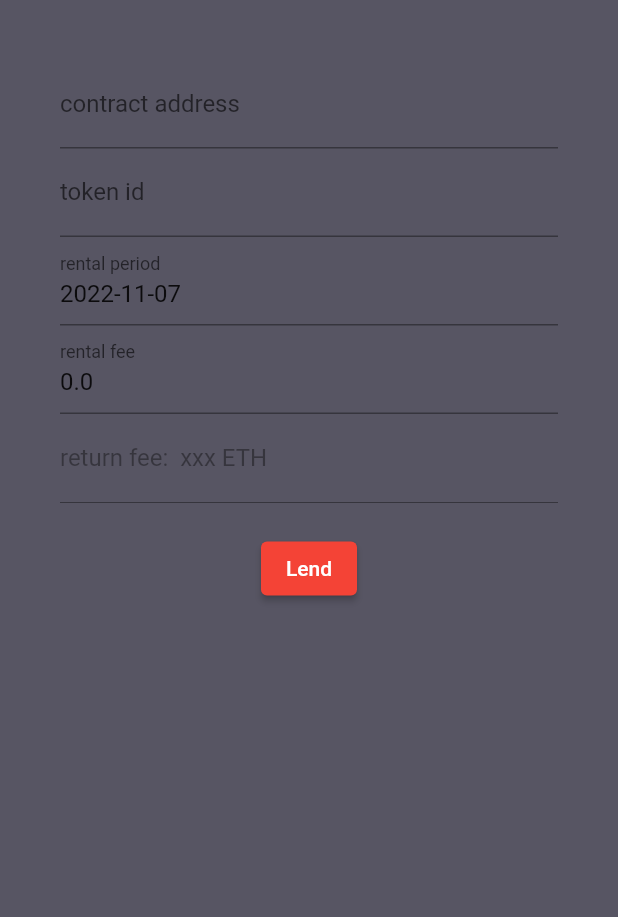
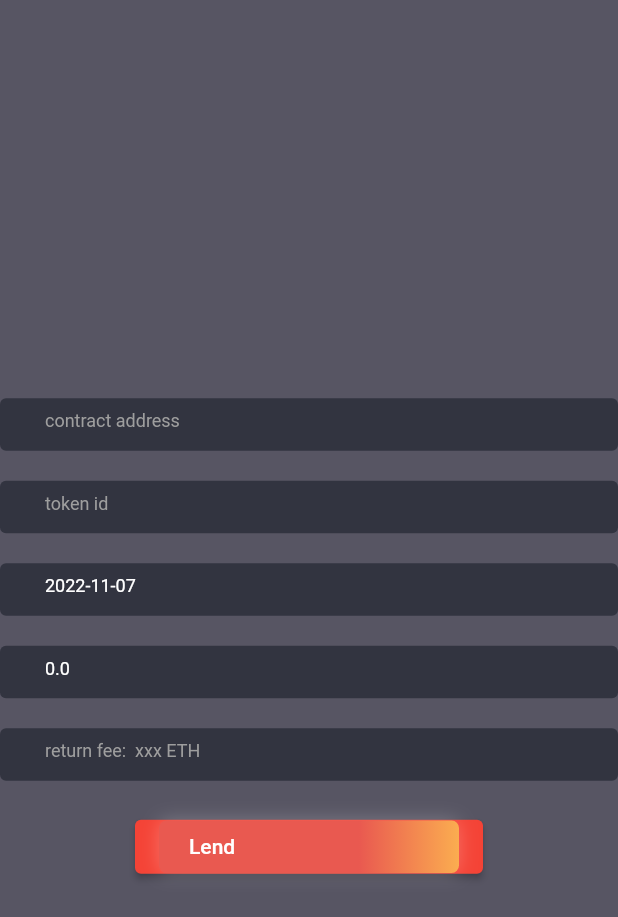
Before and after one commit to tokyo-web3-hackathon-team/lease, a Flutter app: the LendPage widget shown alone on an empty page, opened directly, on a phone screen of 412 x 824 dp. Shown: the top 917 px of the screen. Run offline on Flutter 3.47's test engine with Material 2 defaults, Android fonts, the phone set to English and light mode, and no system bars; our stand-ins replace flutter_hooks, flutter_svg, hooks_riverpod; Roboto replaces fonts that are missing (Sofia Pro).

Commit message:
lending pageのデザイン修正

```diff
--- /dev/null
+++ b/nft_lending_page/lib/components/customized_text_form_field.dart
@@ -0,0 +1,65 @@
+import 'package:flutter/material.dart';
+import 'package:flutter/services.dart';
+import 'package:nft_lending_page/constants.dart';
+
+class CustomizedTextFormField extends StatelessWidget {
+  const CustomizedTextFormField(
+      {super.key,
+      this.initialValue,
+      this.hintText,
+      this.enabled,
+      this.onChanged,
+      this.onTap,
+      this.controller,
+      this.inputFormatters,
+      this.width});
+  final String? initialValue;
+  final String? hintText;
+  final bool? enabled;
+  final Function(String value)? onChanged;
+  final Function()? onTap;
+  final TextEditingController? controller;
+  final double? width;
+  final List<TextInputFormatter>? inputFormatters;
+
+  @override
+  Widget build(BuildContext context) {
+    return SizedBox(
+      height: 35,
+      width: width ?? 600,
+      child: TextFormField(
+        initialValue: initialValue,
+        inputFormatters: inputFormatters,
+        controller: controller,
+        style: const TextStyle(color: Colors.white, fontSize: 12),
+        decoration: InputDecoration(
+          hintText: hintText,
+          hintStyle: const TextStyle(color: Colors.grey, fontSize: 12),
+          border: const OutlineInputBorder(
+            borderSide: BorderSide(
+              color: Colors.transparent,
+              width: 0,
+            ),
+          ),
+          enabledBorder: const OutlineInputBorder(
+            borderSide: BorderSide(
+              color: Colors.transparent,
+              width: 0,
+            ),
+          ),
+          focusedBorder: const OutlineInputBorder(
+            borderSide: BorderSide(
+              color: Colors.transparent,
+              width: 0,
+            ),
+          ),
+          fillColor: AppConst.colorGreyDark,
+          filled: true,
+          contentPadding: const EdgeInsets.only(top: 30, left: 30),
+        ),
+        onChanged: onChanged,
+        onTap: onTap,
+      ),
+    );
+  }
+}
--- a/nft_lending_page/lib/pages/lend_page.dart
+++ b/nft_lending_page/lib/pages/lend_page.dart
@@ -3,6 +3,8 @@ import 'package:flutter/services.dart';
 import 'package:flutter_hooks/flutter_hooks.dart';
 import 'package:hooks_riverpod/hooks_riverpod.dart';
 import 'package:intl/intl.dart';
+import 'package:nft_lending_page/components/primary_button.dart';
+import 'package:nft_lending_page/components/customized_text_form_field.dart';
 import 'package:nft_lending_page/lending_repository.dart';
 
 class LendPage extends HookConsumerWidget {
@@ -56,54 +58,62 @@ class LendPage extends HookConsumerWidget {
     }, []);
 
     return Padding(
-      padding: const EdgeInsets.all(40.0),
-      child: Form(
+      padding: const EdgeInsets.only(top: 30),
+      child: Center(
         child: Column(
+          mainAxisAlignment: MainAxisAlignment.center,
           children: [
-            TextFormField(
-              decoration: const InputDecoration(labelText: 'contract address'),
+            Padding(
+              padding: const EdgeInsets.only(bottom: 20),
+              child: CustomizedTextFormField(
+                hintText: 'contract address',
                 onChanged: (e) => contractAddress.value = e,
               ),
-            TextFormField(
-              decoration: const InputDecoration(labelText: 'token id'),
+            ),
+            Padding(
+              padding: const EdgeInsets.only(bottom: 20),
+              child: CustomizedTextFormField(
+                hintText: 'token id',
                 onChanged: (e) => tokenId.value = e,
               ),
-            TextFormField(
+            ),
+            Padding(
+              padding: const EdgeInsets.only(bottom: 20),
+              child: CustomizedTextFormField(
                 onTap: () async {
                   FocusScope.of(context).requestFocus(FocusNode());
                   await _getDate(context, rentalPeriod);
                 },
                 controller: textEditingController,
-              decoration: const InputDecoration(labelText: 'rental period'),
+                hintText: 'rental period',
               ),
-            TextFormField(
+            ),
+            Padding(
+              padding: const EdgeInsets.only(bottom: 20),
+              child: CustomizedTextFormField(
                 inputFormatters: [
                   FilteringTextInputFormatter.allow(RegExp(r'^\d*\.?\d*$'))
                 ],
-              decoration: const InputDecoration(labelText: 'rental fee'),
+                hintText: 'rental fee',
                 onChanged: (e) => rentalFee.value = double.parse(e),
                 initialValue: rentalFee.value.toString(),
               ),
-            TextFormField(
+            ),
+            const Padding(
+              padding: EdgeInsets.only(bottom: 20),
+              child: CustomizedTextFormField(
                 enabled: false,
-              decoration:
-                  const InputDecoration(labelText: 'return fee:  xxx ETH'),
+                hintText: 'return fee:  xxx ETH',
               ),
-            Padding(
-              padding: const EdgeInsets.only(top: 20.0),
-              child: ElevatedButton(
-                onPressed: () {
+            ),
+            PrimaryButton("Lend", onPressed: () {
               ref.read(lendingRepositoryProvider).lend(
                   contractAddress.value,
                   tokenId.value,
                   rentalPeriod.value,
                   rentalFee.value,
                   returnFee);
-                },
-                style: ElevatedButton.styleFrom(backgroundColor: Colors.red),
-                child: const Text("Lend"),
-              ),
-            )
+            })
           ],
         ),
       ),
```
Lines whose indentation alone changed are shown as unchanged.
